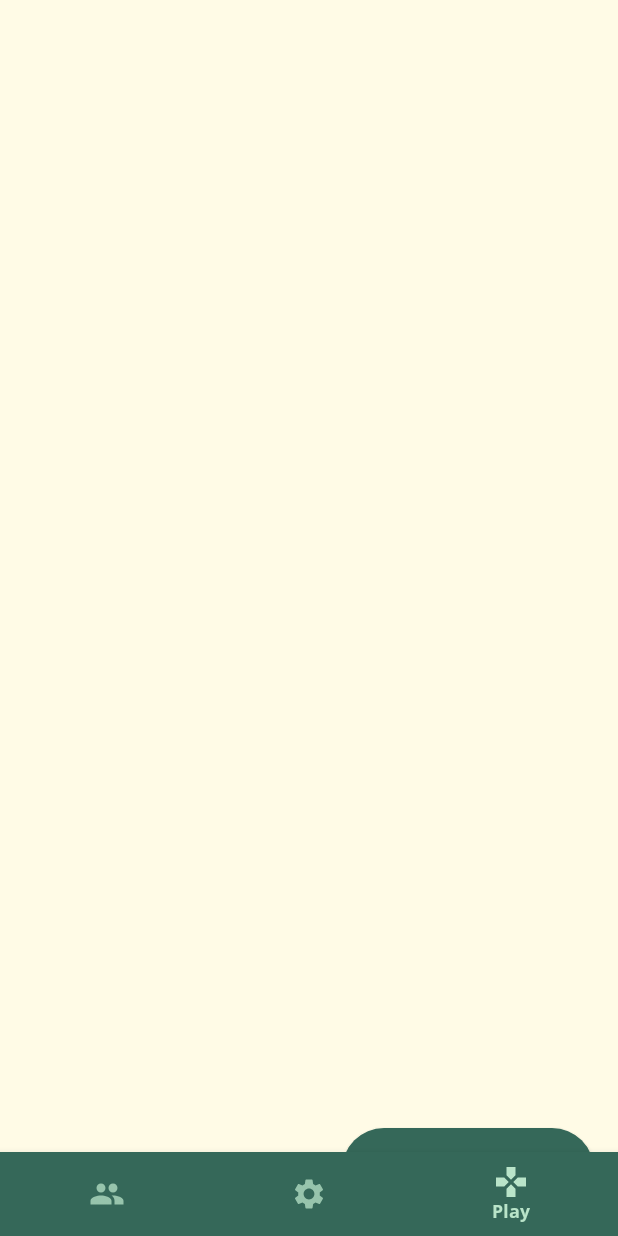
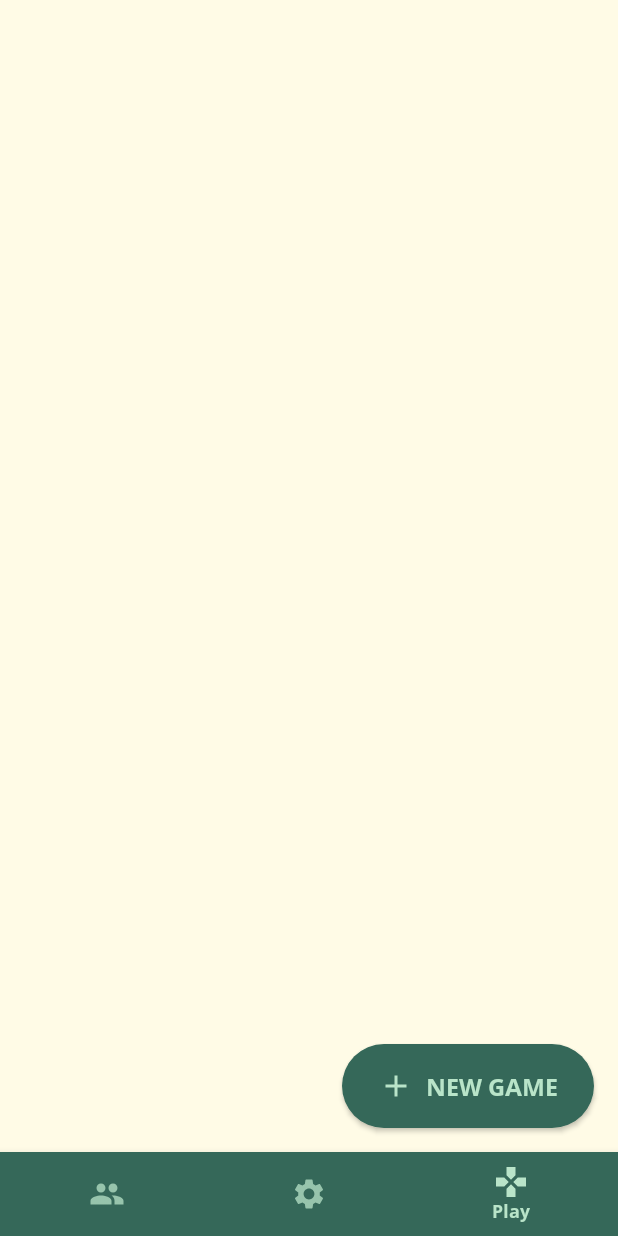
Before and after one commit to epfl-SDP/android, an Android app built with Jetpack Compose: the StatefulPlayScreen screen opened through its navigation route, on a phone screen of 412 x 824 dp. Run offline under Robolectric (Android 15) with nearby library versions, the phone set to English and light mode, and no system bars; our stand-ins replace Firebase (no records; nobody signed in at launch, a user with empty details on screens opened directly).

Commit message:
Add contentPadding values

```diff
--- a/mobile/src/main/java/ch/epfl/sdp/mobile/state/StatefulHome.kt
+++ b/mobile/src/main/java/ch/epfl/sdp/mobile/state/StatefulHome.kt
@@ -47,14 +47,16 @@ fun StatefulHome(
       onSectionChange = { controller.navigate(it.toRoute()) },
       hideBar = entry?.destination?.route == NewGameRoute,
       modifier = modifier,
-  ) {
+  ) { paddingValues ->
     NavHost(
         navController = controller,
         startDestination = SocialRoute,
     ) {
       composable(SocialRoute) { StatefulFollowingScreen(user, Modifier.fillMaxSize()) }
       composable(SettingsRoute) { StatefulProfileScreen(user, Modifier.fillMaxSize()) }
-      composable(PlayRoute) { StatefulPlayScreen(controller, Modifier.fillMaxSize()) }
+      composable(PlayRoute) {
+        StatefulPlayScreen(controller, paddingValues, Modifier.fillMaxSize())
+      }
       composable(NewGameRoute) { StatefulGameScreen(user, Modifier.fillMaxSize()) }
     }
   }
--- a/mobile/src/main/java/ch/epfl/sdp/mobile/state/StatefulPlayScreen.kt
+++ b/mobile/src/main/java/ch/epfl/sdp/mobile/state/StatefulPlayScreen.kt
@@ -1,5 +1,7 @@
 package ch.epfl.sdp.mobile.state
 
+import androidx.compose.foundation.layout.PaddingValues
+import androidx.compose.foundation.layout.padding
 import androidx.compose.runtime.Composable
 import androidx.compose.runtime.remember
 import androidx.compose.ui.Modifier
@@ -23,8 +25,12 @@ class Player(private val newGame: () -> Unit) : PlayScreenState {
  * @param modifier the [Modifier] for this composable.
  */
 @Composable
-fun StatefulPlayScreen(controller: NavHostController, modifier: Modifier = Modifier) {
+fun StatefulPlayScreen(
+    controller: NavHostController,
+    contentPadding: PaddingValues = PaddingValues(),
+    modifier: Modifier = Modifier,
+) {
   /* TODO: Add any necessary args: authenticated user ... */
   val state = remember(controller) { Player(newGame = { controller.navigate(NewGameRoute) }) }
-  PlayScreen(state, modifier)
+  PlayScreen(state, modifier.padding(contentPadding))
 }
```
